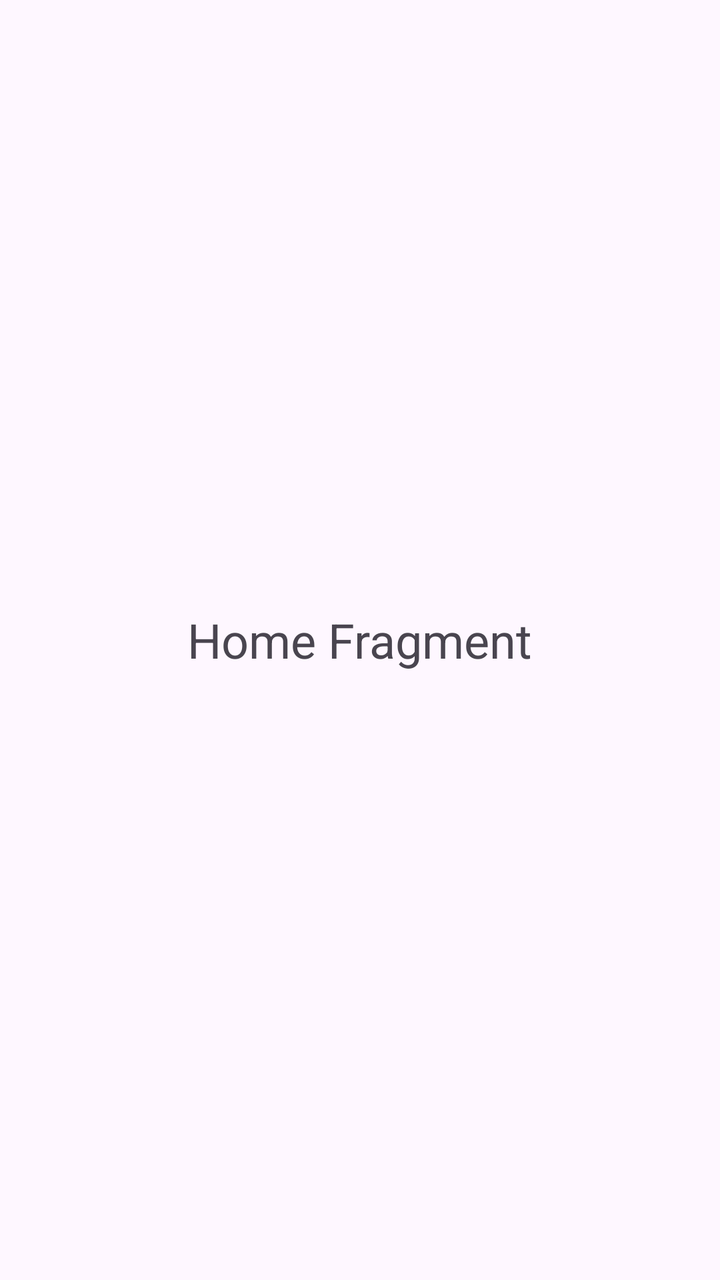
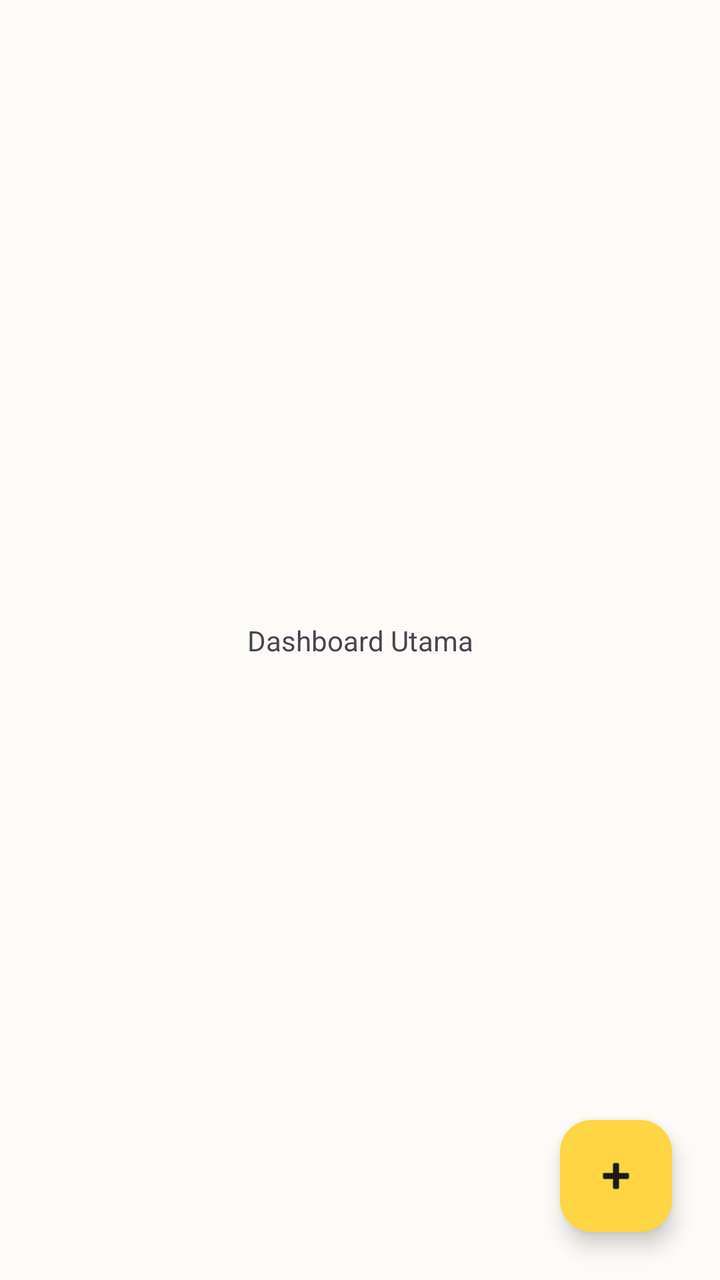

An Android layout rendered at two revisions. The XML below is the earlier revision; the diff shows what the commit changed to produce the second picture.
<!-- AndroidManifest.xml: application theme Theme.Timetracker -->
<!-- res/layout/fragment_home.xml -->
<?xml version="1.0" encoding="utf-8"?>
<FrameLayout xmlns:android="http://schemas.android.com/apk/res/android"
    android:layout_width="match_parent"
    android:layout_height="match_parent">
    <TextView
        android:layout_width="wrap_content"
        android:layout_height="wrap_content"
        android:layout_gravity="center"
        android:text="Home Fragment"
        android:textSize="24sp" />
</FrameLayout>
<!-- resources referenced by this layout -->
<resources>
  <style name="Theme.Timetracker" parent="Base.Theme.Timetracker" />
  <style name="Base.Theme.Timetracker" parent="Theme.Material3.DayNight.NoActionBar">
          
          
      </style>
</resources>

<!-- the commit's change to res/layout/fragment_home.xml (unified diff, before → after) -->
@@ -1,11 +1,30 @@
 <?xml version="1.0" encoding="utf-8"?>
-<FrameLayout xmlns:android="http://schemas.android.com/apk/res/android"
+<androidx.constraintlayout.widget.ConstraintLayout
+    xmlns:android="http://schemas.android.com/apk/res/android"
+    xmlns:app="http://schemas.android.com/apk/res-auto"
     android:layout_width="match_parent"
-    android:layout_height="match_parent">
+    android:layout_height="match_parent"
+    android:background="@color/splash_bg">
+
     <TextView
         android:layout_width="wrap_content"
         android:layout_height="wrap_content"
-        android:layout_gravity="center"
-        android:text="Home Fragment"
-        android:textSize="24sp" />
-</FrameLayout>
+        android:text="Dashboard Utama"
+        app:layout_constraintTop_toTopOf="parent"
+        app:layout_constraintBottom_toBottomOf="parent"
+        app:layout_constraintStart_toStartOf="parent"
+        app:layout_constraintEnd_toEndOf="parent" />
+
+    <com.google.android.material.floatingactionbutton.FloatingActionButton
+        android:id="@+id/fabAddActivity"
+        android:layout_width="wrap_content"
+        android:layout_height="wrap_content"
+        android:layout_margin="24dp"
+        android:contentDescription="Add Activity"
+        app:backgroundTint="@color/accent_yellow"
+        app:srcCompat="@android:drawable/ic_input_add"
+        app:tint="@color/text_primary"
+        app:layout_constraintBottom_toBottomOf="parent"
+        app:layout_constraintEnd_toEndOf="parent" />
+
+</androidx.constraintlayout.widget.ConstraintLayout>
<!-- resource entries referenced after the edit -->
@@ -1,5 +1,8 @@
 <!-- resources referenced by this layout -->
 <resources>
+  <color name="accent_yellow">#FFD541</color>
+  <color name="splash_bg">#FDFBF7</color>
+  <color name="text_primary">#1A1A1A</color>
   <style name="Theme.Timetracker" parent="Base.Theme.Timetracker" />
   <style name="Base.Theme.Timetracker" parent="Theme.Material3.DayNight.NoActionBar">
           
